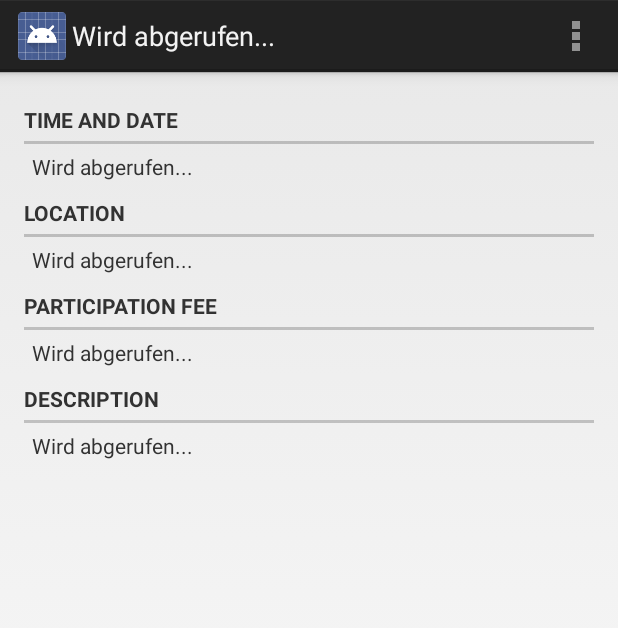
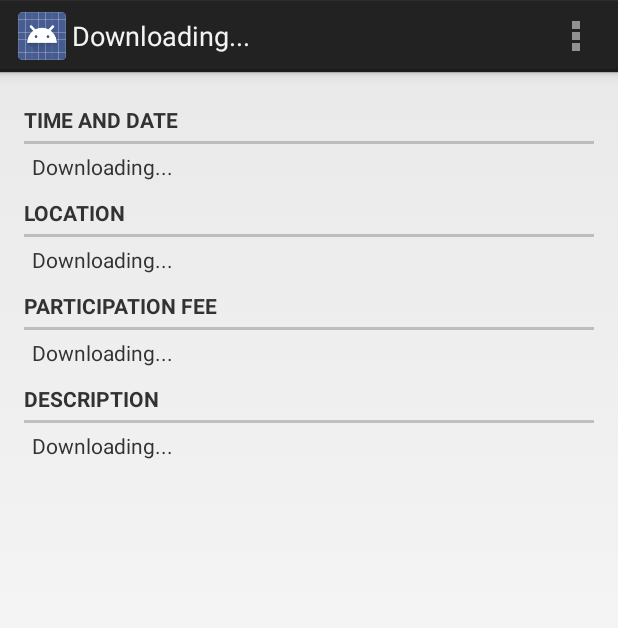
Before and after one commit to hawxthy/ps1415, an Android app: the ShowInformationActivity screen opened directly, with no data from a screen before it, on a phone screen of 412 x 824 dp. Shown: the top 628 px of the screen. Run offline under Robolectric (Android 15) with nearby library versions, the phone set to English and light mode, and no system bars; libraries missing offline, so code that uses them is left out: com.appspot.skatenight_ms.

Commit message:
String Ressourcen angepasst

```diff
--- a/app/src/main/res/values/strings.xml
+++ b/app/src/main/res/values/strings.xml
@@ -2,7 +2,7 @@
 <resources>
 
     <string name="app_name">ps1415</string>
-    <string name="title_activity_showinformation">Wird abgerufen...</string>
+    <string name="title_activity_showinformation">Downloading...</string>
     <string name="hello_world">Hello world!</string>
     <string name="action_settings">Settings</string>
 
@@ -11,7 +11,7 @@
     <string name="show_info_header_location">Location</string>
     <string name="show_info_header_fee">Participation fee</string>
     <string name="show_info_header_description">Description</string>
-    <string name="downloading">Wird abgerufen...</string>
+    <string name="downloading">Downloading...</string>
 
 
 </resources>
```
Also changed, not shown: 1 other file.
